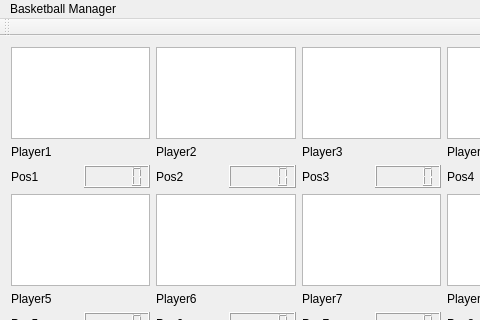
The window that BTM_Qt/mainwindow.ui (skandermoalla/CSE201-Top5) describes before a commit, drawn with Qt 5; both pictures show x 0 to 480 and y 0 to 320 of the 794 by 543 pixel window.
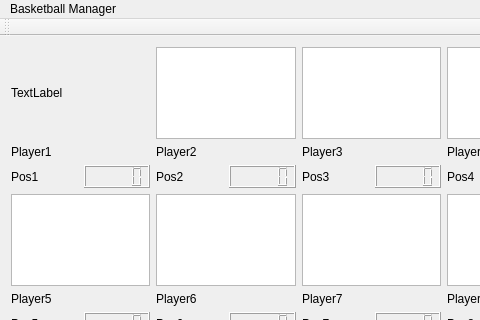
The same window after the commit.

Commit message:
Image display
I made an example of image display in the mainwindow, but further modification needed since we need to display it dynamically.

Patch:
```diff
--- a/BTM_Qt/mainwindow.ui
+++ b/BTM_Qt/mainwindow.ui
@@ -83,9 +83,6 @@
       </property>
      </widget>
     </item>
-    <item row="1" column="0" colspan="2">
-     <widget class="QGraphicsView" name="graphicsView"/>
-    </item>
     <item row="4" column="6" colspan="2">
      <widget class="QGraphicsView" name="graphicsView_10"/>
     </item>
@@ -355,6 +352,13 @@
       </widget>
      </widget>
     </item>
+    <item row="1" column="0" colspan="2">
+     <widget class="QLabel" name="image_1">
+      <property name="text">
+       <string>TextLabel</string>
+      </property>
+     </widget>
+    </item>
    </layout>
   </widget>
   <widget class="QMenuBar" name="menuBar">
```
The commit also changes 3 other files.
